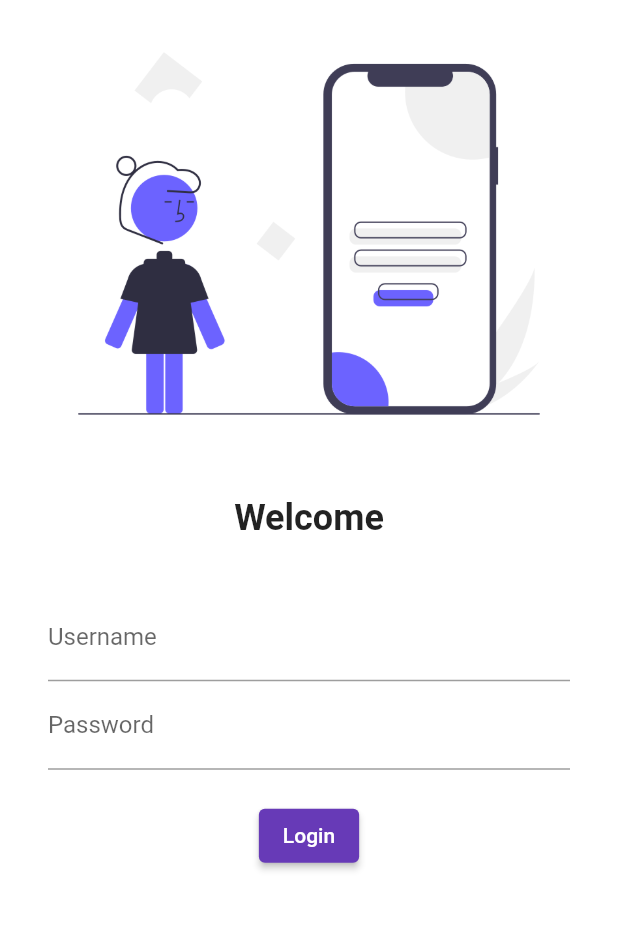
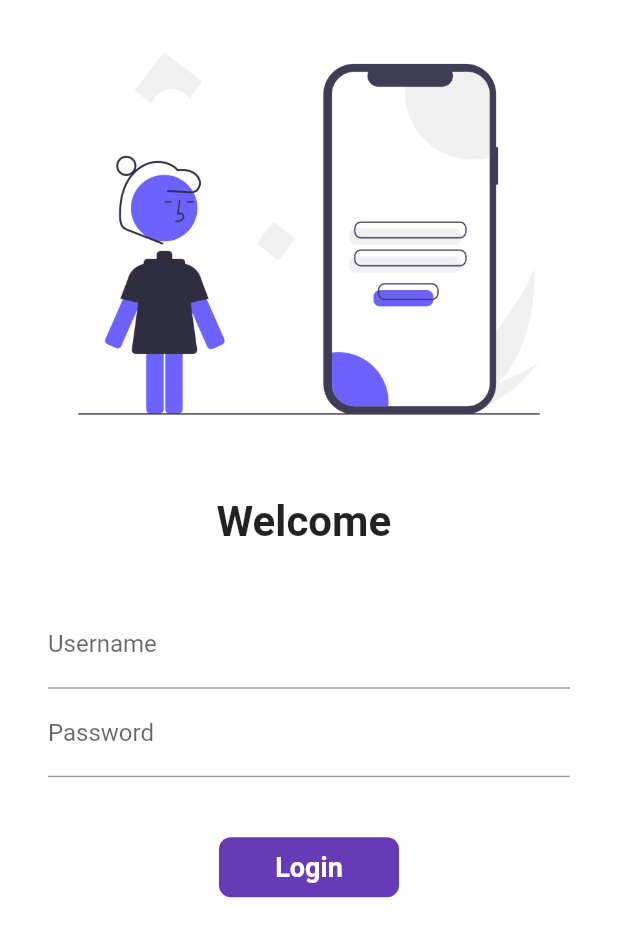
Before and after one commit to mohd-raza/Learning-Flutter, a Flutter app: the screen it shows after launch, on a phone screen of 412 x 824 dp. Shown: the top 937 px of the screen. Run offline on Flutter 3.47's test engine with Material 2 defaults, Android fonts, the phone set to English and light mode, and no system bars; our stand-ins replace google_fonts.

Commit message:
5th Commit

```diff
--- a/lib/main.dart
+++ b/lib/main.dart
@@ -1,4 +1,5 @@
 import 'package:firstapp/pages/home_page.dart';
+import 'package:firstapp/utils/routes.dart';
 import 'package:flutter/material.dart';
 import "package:firstapp/pages/login_page.dart";
 import 'package:google_fonts/google_fonts.dart';
@@ -16,12 +17,13 @@ class MyApp extends StatelessWidget {
       theme: ThemeData(
           primarySwatch: Colors.deepPurple,
           primaryTextTheme: GoogleFonts.latoTextTheme()),
+      debugShowCheckedModeBanner: false,
       darkTheme: ThemeData(brightness: Brightness.dark),
       // initialRoute: "/home",
       routes: {
         "/": (context) => LoginPage(),
-        "/home": (context) => HomePage(),
-        "/login": (context) => LoginPage(),
+        MyRoutes.homeRoute: (context) => HomePage(),
+        MyRoutes.loginRoute: (context) => LoginPage(),
       },
     );
   }
--- a/lib/pages/login_page.dart
+++ b/lib/pages/login_page.dart
@@ -1,12 +1,21 @@
+import 'package:firstapp/utils/routes.dart';
 import 'package:flutter/material.dart';
+
 // ignore_for_file: prefer_const_constructors
+class LoginPage extends StatefulWidget {
+  @override
+  _LoginPageState createState() => _LoginPageState();
+}
 
-class LoginPage extends StatelessWidget {
+class _LoginPageState extends State<LoginPage> {
+  String name = "";
+  bool changeButton = false;
   @override
   Widget build(BuildContext context) {
     return Material(
         color: Colors.white,
-        child: Column(
+        child: SingleChildScrollView(
+            child: Column(
           children: [
             Image.asset(
               "assets/images/login.png",
@@ -16,8 +25,8 @@ class LoginPage extends StatelessWidget {
               height: 20.0,
             ),
             Text(
-              'Welcome',
-              style: TextStyle(fontSize: 24, fontWeight: FontWeight.bold),
+              'Welcome $name',
+              style: TextStyle(fontSize: 28, fontWeight: FontWeight.bold),
             ),
             SizedBox(
               height: 20.0,
@@ -32,6 +41,10 @@ class LoginPage extends StatelessWidget {
                       hintText: "Enter Username",
                       labelText: "Username",
                     ),
+                    onChanged: (value) {
+                      name = value;
+                      setState(() {});
+                    },
                   ),
                   TextFormField(
                     obscureText: true,
@@ -41,18 +54,55 @@ class LoginPage extends StatelessWidget {
                     ),
                   ),
                   SizedBox(
-                    height: 20.0,
+                    height: 40.0,
                   ),
-                  ElevatedButton(
-                      child: Text("Login"),
-                      onPressed: () {
-                        print("Hi User!!");
-                      },
-                      style: TextButton.styleFrom())
+                  InkWell(
+                    onTap: () async {
+                      setState(() {
+                        changeButton = true;
+                      });
+
+                      await Future.delayed(Duration(seconds: 1));
+                      Navigator.pushNamed(context, MyRoutes.homeRoute);
+                    },
+                    child: AnimatedContainer(
+                      duration: Duration(seconds: 1),
+                      width: changeButton ? 50 : 120,
+                      height: 40,
+                      alignment: Alignment.center,
+                      decoration: BoxDecoration(
+                        // shape:
+                        //     changeButton ? BoxShape.circle : BoxShape.rectangle,
+                        borderRadius:
+                            BorderRadius.circular(changeButton ? 20 : 8),
+                        color: Colors.deepPurple,
+                      ),
+                      child: changeButton
+                          ? Icon(
+                              Icons.done,
+                              color: Colors.white,
+                            )
+                          : Text(
+                              "Login",
+                              style: TextStyle(
+                                color: Colors.white,
+                                fontWeight: FontWeight.bold,
+                                fontSize: 18,
+                              ),
+                            ),
+                    ),
+                  )
+
+                  // ElevatedButton(
+                  //     child: Text("Login"),
+                  //     onPressed: () {
+                  //       Navigator.pushNamed(context, MyRoutes.homeRoute);
+                  //     },
+                  //     style: TextButton.styleFrom(minimumSize: Size(120, 40)))
                 ],
               ),
             )
           ],
-        ));
+        )));
   }
 }
--- /dev/null
+++ b/lib/utils/routes.dart
@@ -0,0 +1,4 @@
+class MyRoutes {
+  static String loginRoute = '/login';
+  static String homeRoute = '/home';
+}
```
